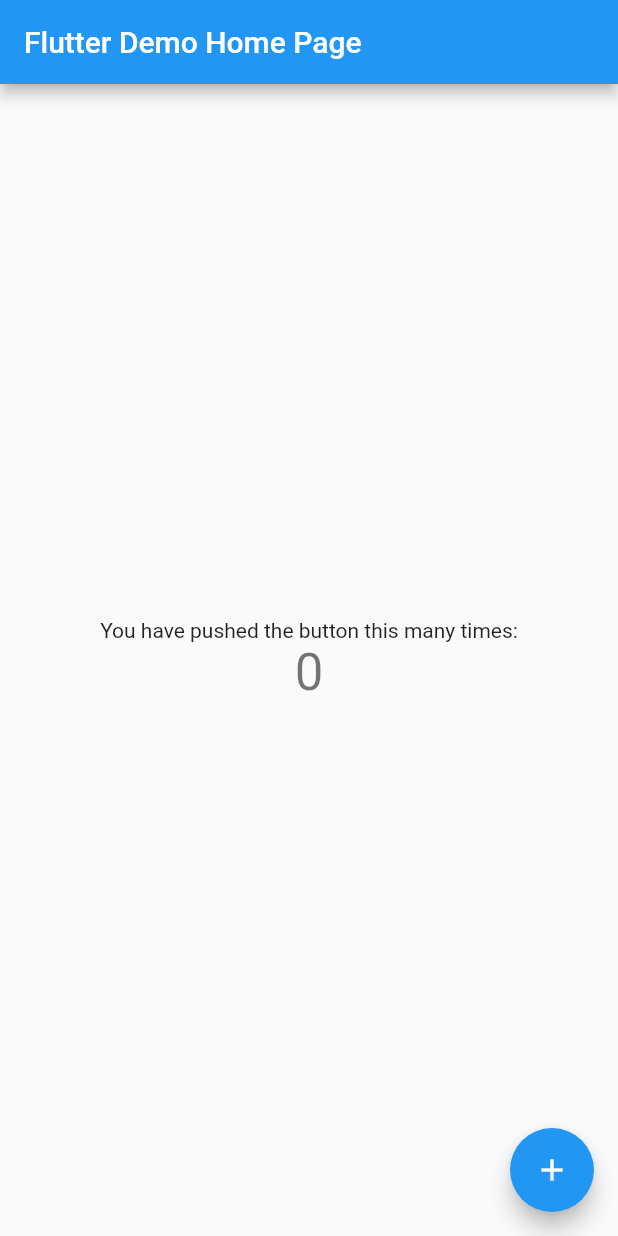
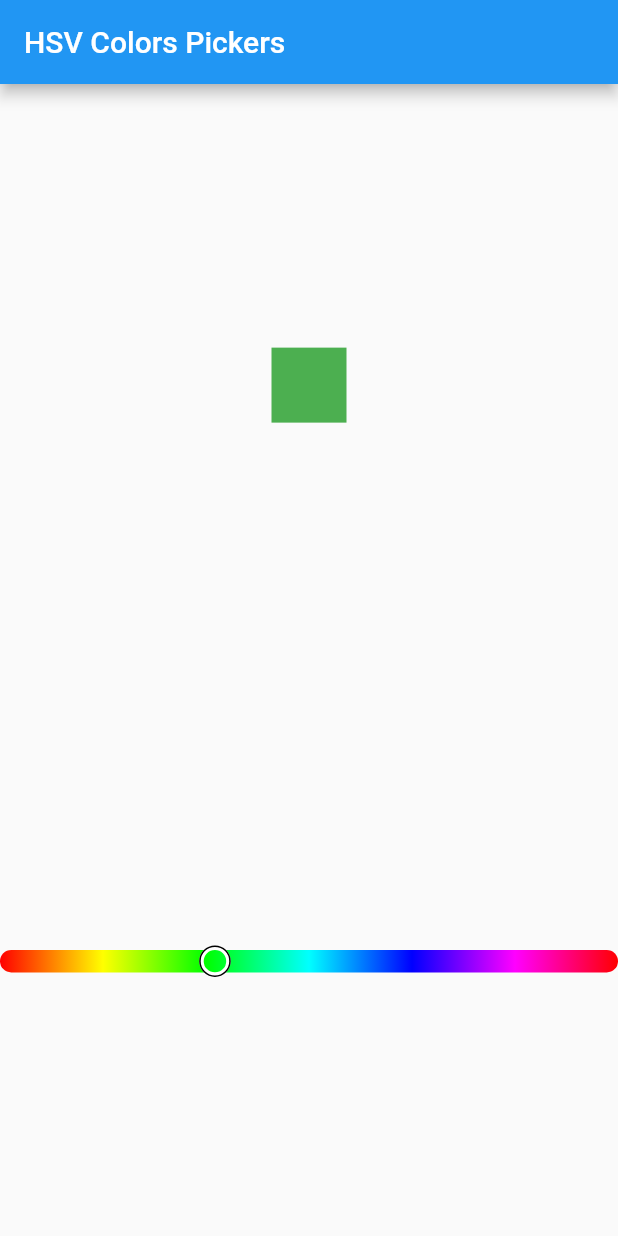
Before and after one commit to WieFel/hsv_color_pickers, a Flutter app: the screen it shows after launch, on a phone screen of 412 x 824 dp. Run offline on Flutter 3.47's test engine with Material 2 defaults, Android fonts, the phone set to English and light mode, and no system bars.

Commit message:
Created simple example app

```diff
--- a/example/lib/main.dart
+++ b/example/lib/main.dart
@@ -1,113 +1,48 @@
 import 'package:flutter/material.dart';
+import 'package:hsv_color_pickers/hsv_color_pickers.dart';
 
 void main() {
-  runApp(MyApp());
+  runApp(ExampleApp());
 }
 
-class MyApp extends StatelessWidget {
-  // This widget is the root of your application.
+class ExampleApp extends StatefulWidget {
+  @override
+  _ExampleAppState createState() => _ExampleAppState();
+}
+
+class _ExampleAppState extends State<ExampleApp> {
+  Color color = Colors.green;
+
   @override
   Widget build(BuildContext context) {
     return MaterialApp(
       title: 'Flutter Demo',
       theme: ThemeData(
-        // This is the theme of your application.
-        //
-        // Try running your application with "flutter run". You'll see the
-        // application has a blue toolbar. Then, without quitting the app, try
-        // changing the primarySwatch below to Colors.green and then invoke
-        // "hot reload" (press "r" in the console where you ran "flutter run",
-        // or simply save your changes to "hot reload" in a Flutter IDE).
-        // Notice that the counter didn't reset back to zero; the application
-        // is not restarted.
         primarySwatch: Colors.blue,
       ),
-      home: MyHomePage(title: 'Flutter Demo Home Page'),
-    );
-  }
-}
-
-class MyHomePage extends StatefulWidget {
-  MyHomePage({Key key, this.title}) : super(key: key);
-
-  // This widget is the home page of your application. It is stateful, meaning
-  // that it has a State object (defined below) that contains fields that affect
-  // how it looks.
-
-  // This class is the configuration for the state. It holds the values (in this
-  // case the title) provided by the parent (in this case the App widget) and
-  // used by the build method of the State. Fields in a Widget subclass are
-  // always marked "final".
-
-  final String title;
-
-  @override
-  _MyHomePageState createState() => _MyHomePageState();
-}
-
-class _MyHomePageState extends State<MyHomePage> {
-  int _counter = 0;
-
-  void _incrementCounter() {
-    setState(() {
-      // This call to setState tells the Flutter framework that something has
-      // changed in this State, which causes it to rerun the build method below
-      // so that the display can reflect the updated values. If we changed
-      // _counter without calling setState(), then the build method would not be
-      // called again, and so nothing would appear to happen.
-      _counter++;
-    });
-  }
-
-  @override
-  Widget build(BuildContext context) {
-    // This method is rerun every time setState is called, for instance as done
-    // by the _incrementCounter method above.
-    //
-    // The Flutter framework has been optimized to make rerunning build methods
-    // fast, so that you can just rebuild anything that needs updating rather
-    // than having to individually change instances of widgets.
-    return Scaffold(
-      appBar: AppBar(
-        // Here we take the value from the MyHomePage object that was created by
-        // the App.build method, and use it to set our appbar title.
-        title: Text(widget.title),
-      ),
-      body: Center(
-        // Center is a layout widget. It takes a single child and positions it
-        // in the middle of the parent.
-        child: Column(
-          // Column is also a layout widget. It takes a list of children and
-          // arranges them vertically. By default, it sizes itself to fit its
-          // children horizontally, and tries to be as tall as its parent.
-          //
-          // Invoke "debug painting" (press "p" in the console, choose the
-          // "Toggle Debug Paint" action from the Flutter Inspector in Android
-          // Studio, or the "Toggle Debug Paint" command in Visual Studio Code)
-          // to see the wireframe for each widget.
-          //
-          // Column has various properties to control how it sizes itself and
-          // how it positions its children. Here we use mainAxisAlignment to
-          // center the children vertically; the main axis here is the vertical
-          // axis because Columns are vertical (the cross axis would be
-          // horizontal).
-          mainAxisAlignment: MainAxisAlignment.center,
-          children: <Widget>[
-            Text(
-              'You have pushed the button this many times:',
+      home: Scaffold(
+        appBar: AppBar(
+          title: Text("HSV Colors Pickers"),
+        ),
+        body: Column(
+          mainAxisAlignment: MainAxisAlignment.spaceAround,
+          children: [
+            Container(
+              height: 50,
+              width: 50,
+              color: color,
             ),
-            Text(
-              '$_counter',
-              style: Theme.of(context).textTheme.headline4,
+            HuePicker(
+              initialColor: Color(color.value),
+              onColorValueChange: (color) {
+                setState(() {
+                  this.color = color;
+                });
+              },
             ),
           ],
         ),
       ),
-      floatingActionButton: FloatingActionButton(
-        onPressed: _incrementCounter,
-        tooltip: 'Increment',
-        child: Icon(Icons.add),
-      ), // This trailing comma makes auto-formatting nicer for build methods.
     );
   }
 }
```
